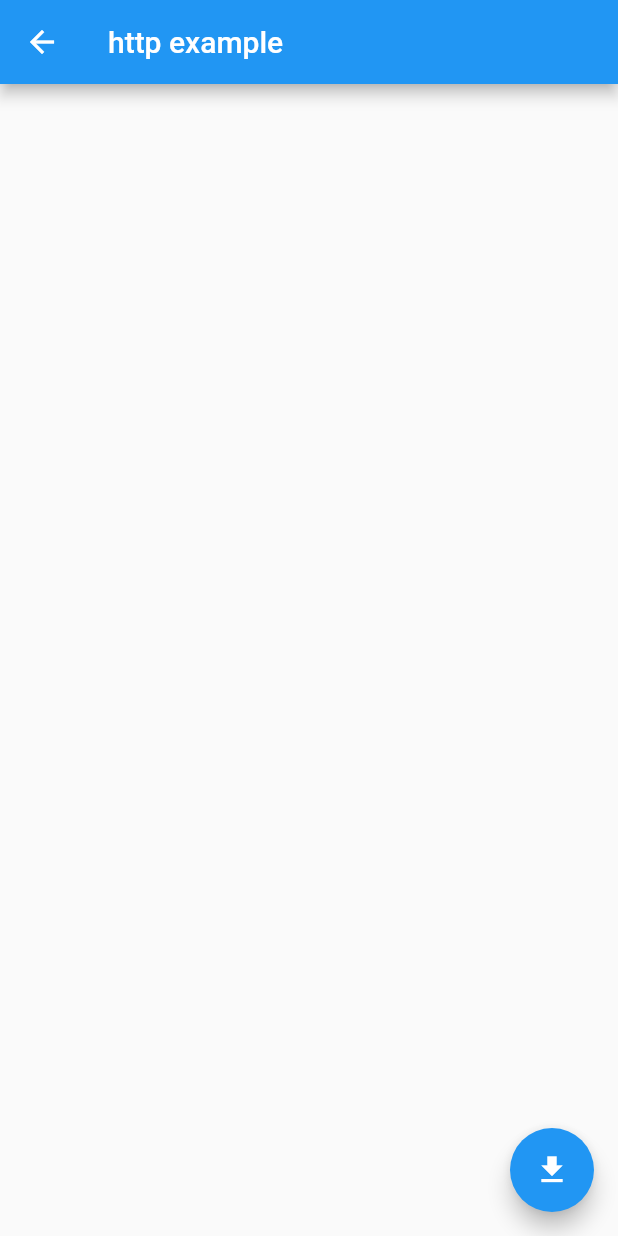
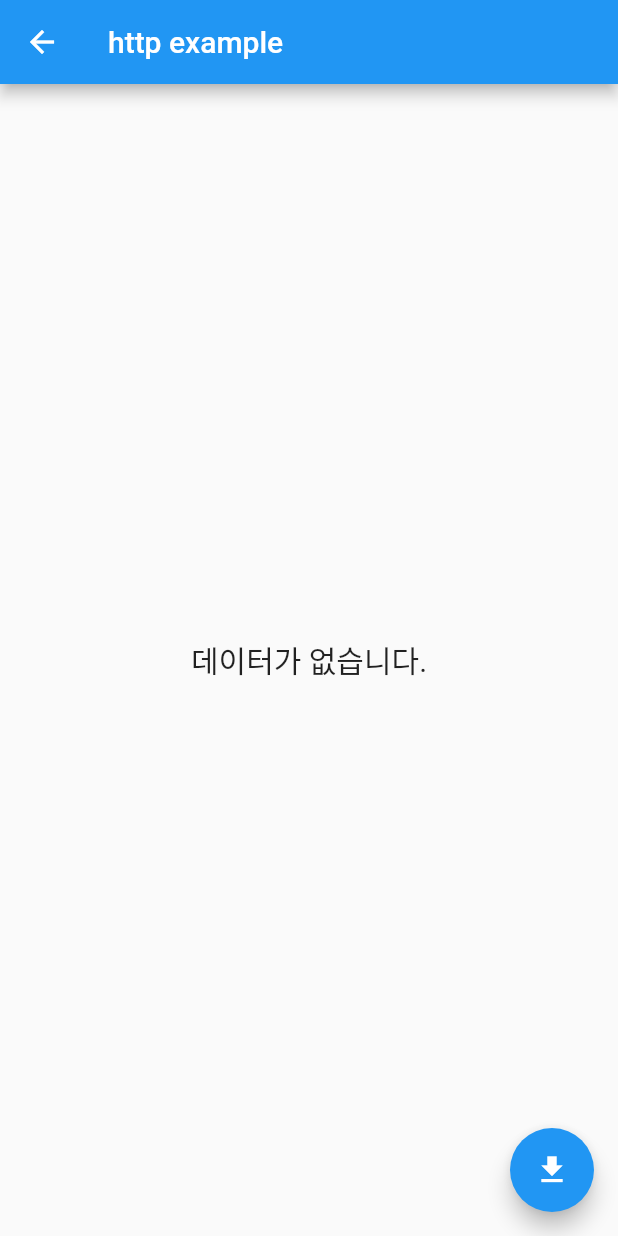
Before and after one commit to fluorjo/book_report_fluor, a Flutter app: the SearchScreen screen opened by its route, after a tap on the "file download" icon, on a phone screen of 412 x 824 dp. Run offline on Flutter 3.47's test engine with Material 2 defaults, Android fonts, the phone set to English and light mode, and no system bars; our stand-ins replace firebase_auth, firebase_core, shared_preferences; accounts and stored records are empty; network calls fail.

Commit message:
책 목록 불러오기 완성

```diff
--- a/lib/screens/screens_search.dart
+++ b/lib/screens/screens_search.dart
@@ -1,5 +1,6 @@
 import 'package:flutter/material.dart';
-
+import 'package:http/http.dart' as http;
+import 'dart:convert';
 
 class SearchScreen extends StatefulWidget {
   @override
@@ -8,23 +9,71 @@ class SearchScreen extends StatefulWidget {
 
 class _SearchScreenState extends State<SearchScreen> {
   String result = '';
+  List? data;
+
+  @override
+  void initState() {
+    super.initState();
+    data = List.empty(growable: true);
+  }
 
   @override
   Widget build(BuildContext context) {
-
     return Scaffold(
       appBar: AppBar(
         title: const Text('http example'),
       ),
       body: Container(
         child: Center(
-          child: Text(result),
+          child: data!.isEmpty
+              ? const Text(
+                  '데이터가 없습니다.',
+                  style: TextStyle(fontSize: 20),
+                  textAlign: TextAlign.center,
+                )
+              : ListView.builder(
+                  itemBuilder: (context, index) {
+                    return Card(
+                      child: Container(
+                        child: Column(
+                          children: <Widget>[
+                            Text(data![index]['title'].toString()),
+                            Text(data![index]['authors'].toString()),
+                            Text(data![index]['sale_price'].toString()),
+                            Text(data![index]['status'].toString()),
+                            Image.network(
+                              data![index]['thumbnail'],
+                              height: 100,
+                              width: 100,
+                              fit: BoxFit.contain,
+                            )
+                          ],
+                        ),
+                      ),
+                    );
+                  },
+                  itemCount: data!.length),
         ),
       ),
       floatingActionButton: FloatingActionButton(
-        onPressed: () {},
+        onPressed: () async {
+          getJSONData();
+        },
         child: const Icon(Icons.file_download),
       ),
     );
   }
+
+  Future<String> getJSONData() async {
+    var url = 'https://dapi.kakao.com/v3/search/book?target=title&query=doit';
+    var response = await http.get(Uri.parse(url),
+        headers: {"Authorization": "KakaoAK cc88f89bd0a8b58cce4d732fac88b0e8"});
+    setState(() {
+      var dataConvertedToJSON = json.decode(response.body);
+      List result = dataConvertedToJSON['documents'];
+      data!.addAll(result);
+    });
+
+    return response.body;
+  }
 }
```
